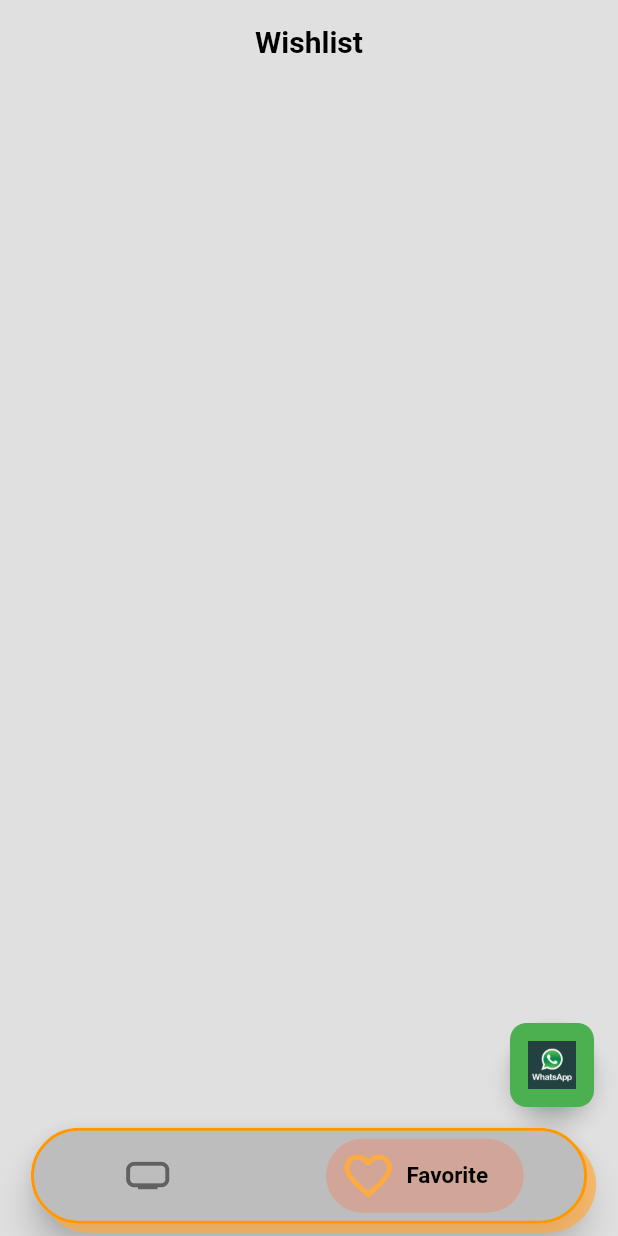
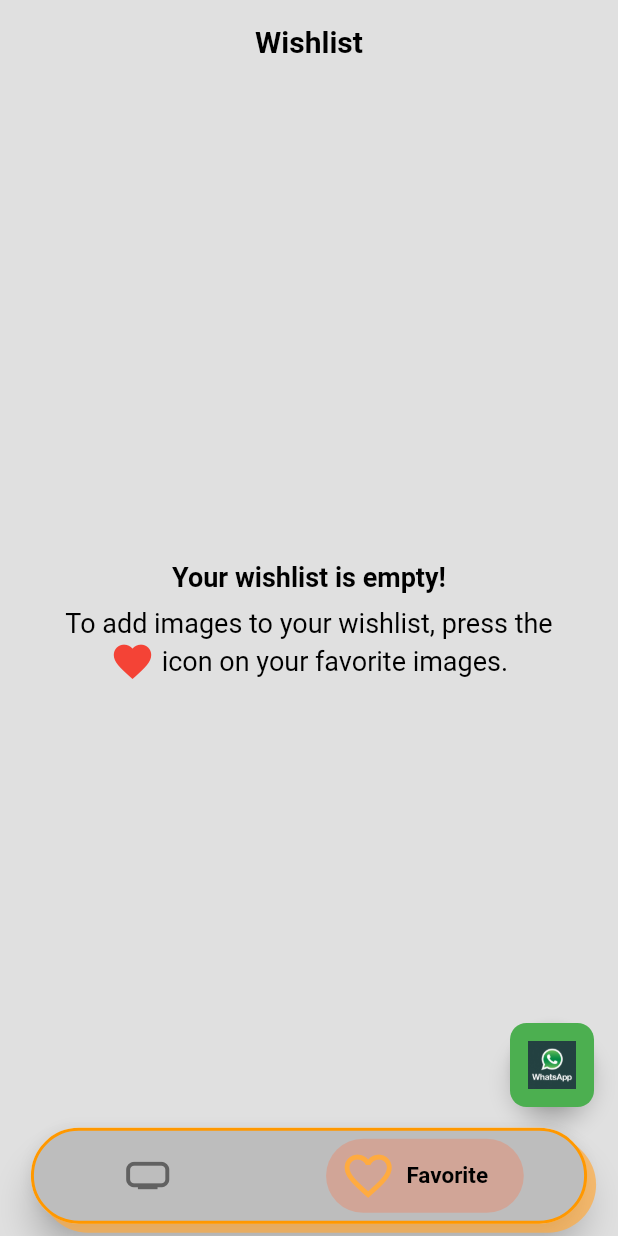
Before and after one commit to vijaykumar8899/Balaji_Jewellers, a Flutter app: the TabsScreen screen opened directly, after a tap on the "favorite outline" icon, on a phone screen of 412 x 824 dp. Run offline on Flutter 3.47's test engine with Material 2 defaults, Android fonts, the phone set to English and light mode, and no system bars; our stand-ins replace cached_network_image, carousel_slider, cloud_firestore, cloud_functions, firebase_auth, firebase_core and 12 more; accounts and stored records are empty; Roboto replaces fonts that are missing (Rowdies).

Commit message:
homescreen sliding images to network cache images

```diff
--- a/lib/Screens/Search.dart
+++ b/lib/Screens/Search.dart
@@ -168,8 +168,8 @@ class _SearchScreenState extends State<SearchScreen> {
                   padding: const EdgeInsets.all(3),
                   child: ClipRRect(
                     borderRadius: BorderRadius.circular(20),
-                    child: Image.network(
-                      'https://encrypted-tbn0.gstatic.com/images?q=tbn:ANd9GcTKfHVThC6NDvAo7W_aBedFmduYaNv6oXl-5T0lykgFHRoznpF85SfTb5c17nw9LqJVY94&usqp=CAU',
+                    child: Image.asset(
+                      'assets/images/profileIcon.jpeg',
                       width: MediaQuery.of(context).size.width *
                           0.08, // Adjust this value as needed
                       height: MediaQuery.of(context).size.width *
--- a/lib/Screens/home_screen.dart
+++ b/lib/Screens/home_screen.dart
@@ -1,4 +1,5 @@
 //HOMESCREEN FINAL
+import 'package:cached_network_image/cached_network_image.dart';
 import 'package:cloud_firestore/cloud_firestore.dart';
 import 'package:flutter/material.dart';
 import 'package:carousel_slider/carousel_slider.dart';
@@ -7,6 +8,8 @@ import 'package:google_fonts/google_fonts.dart';
 import 'package:jewellery/Screens/Search.dart';
 import 'package:jewellery/Screens/diamonds_screen.dart';
 import 'package:jewellery/Screens/profile.dart';
+import 'package:shared_preferences/shared_preferences.dart';
+import 'package:shimmer/shimmer.dart';
 import 'gemstones_screen.dart';
 import 'gold_screen.dart';
 import 'rosegold_screen.dart';
@@ -19,6 +22,8 @@ class HomeScreen extends StatefulWidget {
 }
 
 class _HomeScreenState extends State<HomeScreen> {
+  String? userName;
+
   final List<String> images = [
     'assets/images/poster1.jpg',
     'assets/images/image 2.jpg',
@@ -31,6 +36,20 @@ class _HomeScreenState extends State<HomeScreen> {
   ];
 
   final FocusNode _focusNode = FocusNode();
+
+  @override
+  void initState() {
+    // TODO: implement initState
+    super.initState();
+    getUserDataFromSharedPreferences();
+  }
+
+  Future<void> getUserDataFromSharedPreferences() async {
+    SharedPreferences prefs = await SharedPreferences.getInstance();
+    setState(() {
+      userName = prefs.getString('userName');
+    });
+  }
 
   void _showUnderDevelopmentMessage() {
     showDialog(
@@ -118,8 +137,8 @@ class _HomeScreenState extends State<HomeScreen> {
                   padding: const EdgeInsets.all(3),
                   child: ClipRRect(
                     borderRadius: BorderRadius.circular(20),
-                    child: Image.network(
-                      'https://encrypted-tbn0.gstatic.com/images?q=tbn:ANd9GcTKfHVThC6NDvAo7W_aBedFmduYaNv6oXl-5T0lykgFHRoznpF85SfTb5c17nw9LqJVY94&usqp=CAU',
+                    child: Image.asset(
+                      'assets/images/profileIcon.jpeg',
                       width: MediaQuery.of(context).size.width *
                           0.08, // Adjust this value as needed
                       height: MediaQuery.of(context).size.width *
@@ -237,7 +256,7 @@ class _HomeScreenState extends State<HomeScreen> {
                     image2: "assets/images/fb.jpg",
                     onTapImage1: () {
                       final whatsappLink =
-                          'https://wa.me/919247879511?text=Hi%20Balaji%20Jewellers';
+                          'https://wa.me/919247879511?text=Hi%2C%20Balaji%20Jewellers%2C%20I%20am%20$userName%20and%20interested%20in%20your%20catalogue';
                       launch(whatsappLink);
                     },
                     onTapImage2: () {
@@ -356,9 +375,22 @@ class _CustomCarouselSliderState extends State<CustomCarouselSlider> {
                       borderRadius: BorderRadius.circular(20.0),
                       child: AspectRatio(
                         aspectRatio: 4 / 3,
-                        child: Image.network(
-                          item, // Use the Firestore image URL
+                        child: CachedNetworkImage(
+                          imageUrl: item, // Use the Firestore image URL
                           fit: BoxFit.cover,
+                          placeholder: (context, url) {
+                            return Shimmer.fromColors(
+                              baseColor: Colors.grey[300]!,
+                              highlightColor: Colors.grey[100]!,
+                              child: Container(
+                                width: double.infinity,
+                                height: double.infinity,
+                                color: Colors.white,
+                              ),
+                            );
+                          },
+                          errorWidget: (context, url, error) => Icon(Icons
+                              .error), // Widget to display in case of an error
                         ),
                       ),
                     ),
--- a/lib/Screens/tabs.dart
+++ b/lib/Screens/tabs.dart
@@ -72,6 +72,7 @@ class _TabsScreenState extends State<TabsScreen>
               HomeScreen(), // Displayed when currentIndex is 0
               WishlistScreen(
                 wishlistUserCollectionDocName: wishlistUserCollectionDocName,
+                userName: userName,
               ), // Displayed when currentIndex is 1
             ],
           ),
--- a/lib/Screens/wishlist_screen.dart
+++ b/lib/Screens/wishlist_screen.dart
@@ -22,10 +22,12 @@ import 'package:url_launcher/url_launcher.dart';
 
 class WishlistScreen extends StatefulWidget {
   final String wishlistUserCollectionDocName;
+  final String userName;
 
   const WishlistScreen({
     Key? key,
     required this.wishlistUserCollectionDocName,
+    required this.userName,
   }) : super(key: key);
 
   @override
@@ -279,7 +281,50 @@ class _WishlistScreenState extends State<WishlistScreen> {
               ),
             ),
             Expanded(
-              child: buildGridView(imageUrls),
+              child: imageUrls.isEmpty
+                  ? const Center(
+                      // Show a message when there are no images in the wishlist
+                      child: Column(
+                        mainAxisAlignment: MainAxisAlignment.center,
+                        children: [
+                          Text(
+                            'Your wishlist is empty!',
+                            style: TextStyle(
+                                fontSize: 18,
+                                color: Colors.black,
+                                fontWeight: FontWeight.bold),
+                          ),
+                          SizedBox(
+                            height: 10,
+                          ),
+                          Text(
+                            'To add images to your wishlist, press the',
+                            style: TextStyle(
+                              fontSize: 18,
+                              color: Colors.black,
+                            ),
+                          ),
+                          Row(
+                            mainAxisAlignment: MainAxisAlignment.center,
+                            children: [
+                              Icon(
+                                Icons.favorite,
+                                size: 30,
+                                color: Colors.red,
+                              ),
+                              Text(
+                                ' icon on your favorite images.',
+                                style: TextStyle(
+                                  fontSize: 18,
+                                  color: Colors.black,
+                                ),
+                              ),
+                            ],
+                          ),
+                        ],
+                      ),
+                    )
+                  : buildGridView(imageUrls), // Display images
             ),
             const SizedBox(
               height: 50,
@@ -292,8 +337,8 @@ class _WishlistScreenState extends State<WishlistScreen> {
         child: FloatingActionButton(
           backgroundColor: Colors.white,
           onPressed: () {
-            const whatsappLink =
-                'https://wa.me/919247879511?text=Hi%20Balaji%20Jewellers';
+            final whatsappLink =
+                'https://wa.me/919247879511?text=Hi%2C%20Balaji%20Jewellers%2C%20I%20am%20${widget.userName}%20and%20interested%20in%20your%20catalogue';
             launch(whatsappLink);
           },
           child: Container(
```
Also changed, not shown: lib/Screens/SearchResultScreen.dart (+27 -33 lines), lib/Screens/common_screen.dart (+23 -21 lines), lib/Screens/usersEditScreen.dart (+58 -10 lines), assets/images/profileIcon.jpeg (added), 1 other file.
